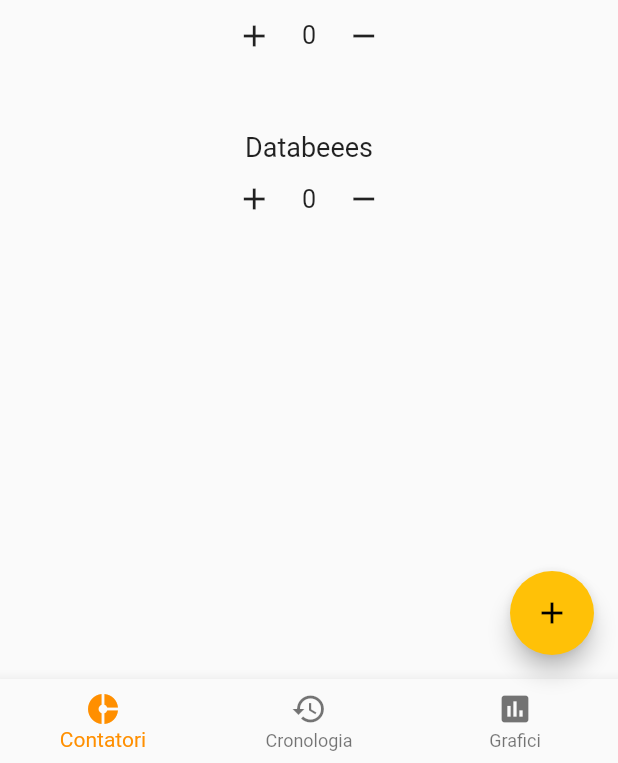
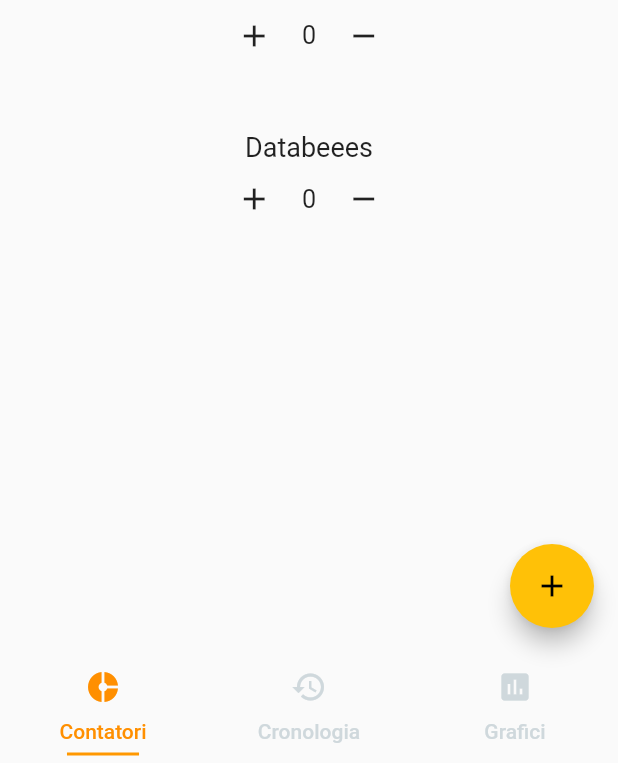
Before and after one commit to MassimoTambu/modoemaniera, a Flutter app: the screen it shows after launch, after a tap on the "add" icon, on a phone screen of 412 x 824 dp, the part 473-1236 px from its top. Run offline on Flutter 3.47's test engine with Material 2 defaults, Android fonts, the phone set to English and light mode, and no system bars; our stand-ins replace charts_flutter; missing offline and left inert: holding_gesture.

Commit message:
Edited main and navigation

```diff
--- a/lib/main.dart
+++ b/lib/main.dart
@@ -19,7 +19,10 @@ class MyApp extends StatelessWidget {
           primarySwatch: Colors.blue,
           accentColor: Colors.amber,
           appBarTheme: AppBarTheme(color: Colors.blue)),
-      home: const NavigationMenu(),
+      home: const DefaultTabController(
+        length: 3,
+        child: const NavigationMenu(),
+      ),
     );
   }
 }
@@ -31,11 +34,17 @@ class NavigationMenu extends StatefulWidget {
   const NavigationMenu();
 }
 
-class _NavigationMenuState extends State<NavigationMenu> {
+class _NavigationMenuState extends State<NavigationMenu>
+    with SingleTickerProviderStateMixin {
   List<Counter> counters = cList.counters;
   int _selectedIndex = 0;
   Chart _chartSelected;
   List<Widget> _widgetOptions;
+
+  Text _appBarTitle;
+  List<Widget> _appBarButton;
+  TabController _tabController;
+  FloatingActionButton _floatingActionButton;
 
   @override
   void initState() {
@@ -44,40 +53,26 @@ class _NavigationMenuState extends State<NavigationMenu> {
       HistoryPage(),
       ChartsPage(),
     ];
-    super.initState();
-  }
-
-  void _onItemTapped(int index) {
+    _tabController = new TabController(vsync: this, length: 3);
+    setFirstTab();
+    _tabController.addListener(() {
+      if (_tabController.index == 0) {
+        setFirstTab();
+      } else if (_tabController.index == 1) {
         setState(() {
-      _selectedIndex = index;
+          _appBarTitle = Text('Cronologia');
+          _appBarButton = null;
+          _floatingActionButton = null;
         });
-  }
-
-  void _onChartSelected(Chart c) {
+      } else if (_tabController.index == 2) {
         setState(() {
-      _chartSelected = c;
-    });
-  }
-
-  @override
-  Widget build(BuildContext context) {
-    return Scaffold(
-      appBar: AppBar(
-        backgroundColor: Colors.blue,
-        title: Text(
-          _selectedIndex == 0
-              ? 'Lista Contatori'
-              : _selectedIndex == 1 ? 'Cronologia' : 'Grafici',
-        ),
-        centerTitle: true,
-        actions: _selectedIndex == 2
-            ? <Widget>[
+          _appBarTitle = Text('Grafici');
+          _appBarButton = [
             PopupMenuButton<Chart>(
               onSelected: (Chart result) {
                 _onChartSelected(result);
               },
-                  itemBuilder: (BuildContext context) =>
-                      <PopupMenuEntry<Chart>>[
+              itemBuilder: (BuildContext context) => <PopupMenuEntry<Chart>>[
                 const PopupMenuItem<Chart>(
                   value: Chart.Torta,
                   child: Text('Torta'),
@@ -96,14 +91,19 @@ class _NavigationMenuState extends State<NavigationMenu> {
                 ),
               ],
             ),
-              ]
-            : null,
-      ),
-      body: Center(
-        child: _widgetOptions.elementAt(_selectedIndex),
-      ),
-      floatingActionButton: _selectedIndex == 0
-          ? FloatingActionButton(
+          ];
+          _floatingActionButton = null;
+        });
+      }
+    });
+    super.initState();
+  }
+
+  void setFirstTab() {
+    setState(() {
+      _appBarTitle = Text('Lista Contatori');
+      _appBarButton = null;
+      _floatingActionButton = FloatingActionButton(
         onPressed: () => showDialog(
           context: context,
           builder: (BuildContext ctx) => CounterForm(),
@@ -115,26 +115,51 @@ class _NavigationMenuState extends State<NavigationMenu> {
           }
         }),
         child: const Icon(Icons.add),
-            )
-          : null,
-      bottomNavigationBar: BottomNavigationBar(
-        items: const <BottomNavigationBarItem>[
-          BottomNavigationBarItem(
+      );
+    });
+  }
+
+  void _onChartSelected(Chart c) {
+    setState(() {
+      _chartSelected = c;
+    });
+  }
+
+  @override
+  Widget build(BuildContext context) {
+    return Scaffold(
+      appBar: AppBar(
+        backgroundColor: Colors.blue,
+        title: _appBarTitle,
+        centerTitle: true,
+        actions: _appBarButton,
+      ),
+      body: TabBarView(
+        controller: _tabController,
+        children: _widgetOptions,
+      ),
+      floatingActionButton: _floatingActionButton,
+      bottomNavigationBar: TabBar(
+        controller: _tabController,
+        tabs: [
+          Tab(
             icon: Icon(Icons.donut_small),
-            title: Text('Contatori'),
+            text: 'Contatori',
           ),
-          BottomNavigationBarItem(
+          Tab(
             icon: Icon(Icons.history),
-            title: Text('Cronologia'),
+            text: 'Cronologia',
           ),
-          BottomNavigationBarItem(
+          Tab(
             icon: Icon(Icons.insert_chart),
-            title: Text('Grafici'),
+            text: 'Grafici',
           ),
         ],
-        currentIndex: _selectedIndex,
-        selectedItemColor: Colors.amber[800],
-        onTap: _onItemTapped,
+        labelColor: Colors.amber[800],
+        unselectedLabelColor: Colors.blueGrey[100],
+        indicatorSize: TabBarIndicatorSize.label,
+        indicatorPadding: EdgeInsets.all(5.0),
+        indicatorColor: Colors.orange,
       ),
     );
   }
```
Lines whose indentation alone changed are shown as unchanged.
